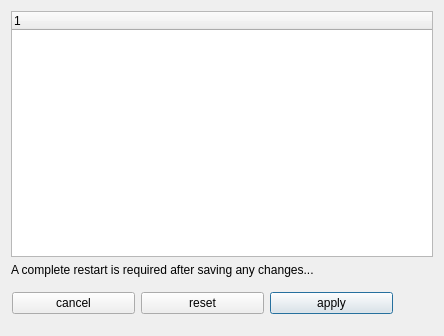
radio-astro/casa, file code/display/QtViewer/Preferences.ui: the form before one commit.
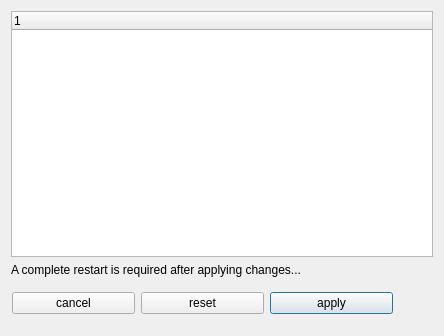
The form after the commit.

Commit message:
New Development: no             JIRA Issue: no       Ready to Release: yes      Interface Changes: none What Interface Changed: none          Test Programs: none   Put in Release Notes: no
           Description: tool-tip tweak...

```diff
--- a/code/display/QtViewer/Preferences.ui
+++ b/code/display/QtViewer/Preferences.ui
@@ -99,7 +99,7 @@
    <item row="1" column="0">
     <widget class="QLabel" name="label">
      <property name="text">
-      <string>A complete restart is required after saving any changes...</string>
+      <string>A complete restart is required after applying changes...</string>
      </property>
     </widget>
    </item>
```
